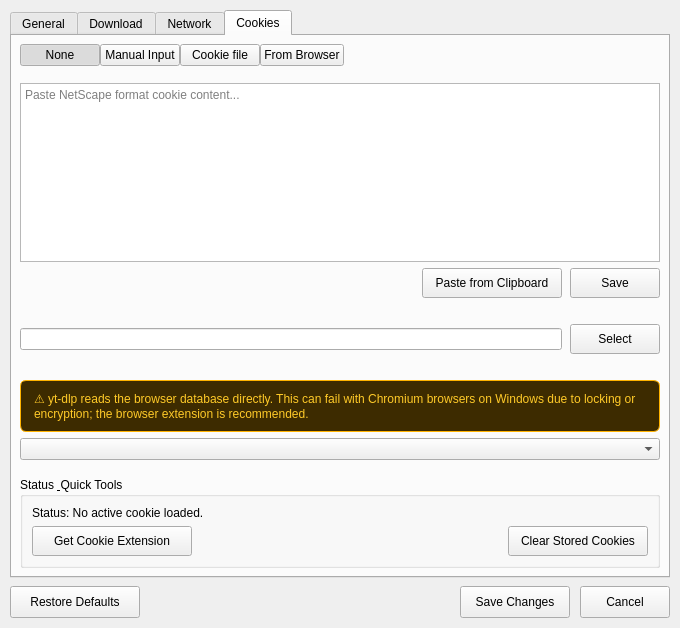
Qt form ui/settings_dialog.ui (YawStar/U-Tube-Downloader) before a commit.
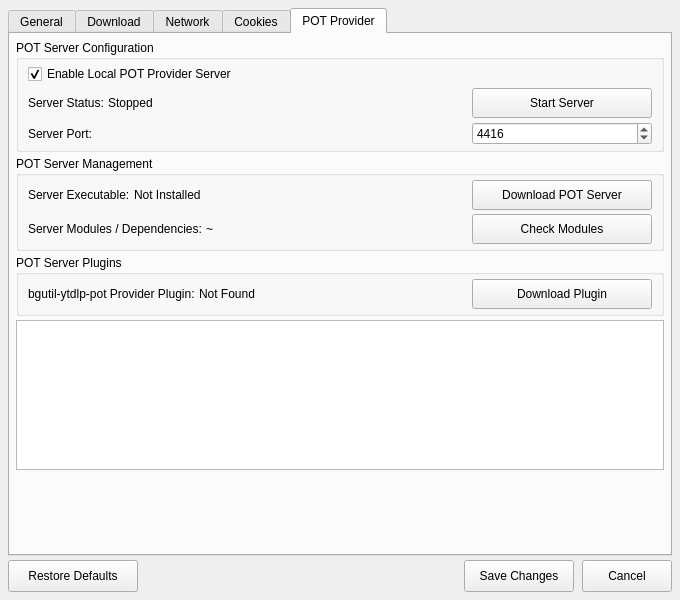
The same form after that commit. The open tabs and pages were chosen to show the change.

```diff
--- a/ui/settings_dialog.ui
+++ b/ui/settings_dialog.ui
@@ -7,7 +7,7 @@
     <x>0</x>
     <y>0</y>
     <width>680</width>
-    <height>628</height>
+    <height>600</height>
    </rect>
   </property>
   <property name="windowTitle">
@@ -15,19 +15,19 @@
   </property>
   <layout class="QVBoxLayout" name="mainLayout">
    <property name="spacing">
-    <number>8</number>
+    <number>4</number>
    </property>
    <property name="leftMargin">
-    <number>10</number>
+    <number>8</number>
    </property>
    <property name="topMargin">
-    <number>10</number>
+    <number>8</number>
    </property>
    <property name="rightMargin">
-    <number>10</number>
+    <number>8</number>
    </property>
    <property name="bottomMargin">
-    <number>10</number>
+    <number>8</number>
    </property>
    <item>
     <widget class="QTabWidget" name="tabWidget">
@@ -929,19 +929,19 @@
       </attribute>
       <layout class="QVBoxLayout" name="cookiesMainLayout">
        <property name="spacing">
-        <number>8</number>
+        <number>4</number>
        </property>
        <property name="leftMargin">
-        <number>8</number>
+        <number>6</number>
        </property>
        <property name="topMargin">
-        <number>8</number>
+        <number>6</number>
        </property>
        <property name="rightMargin">
-        <number>8</number>
+        <number>6</number>
        </property>
        <property name="bottomMargin">
-        <number>8</number>
+        <number>6</number>
        </property>
        <item>
         <layout class="QHBoxLayout" name="cookiesButtonsLayout">
@@ -1025,7 +1025,7 @@
           <item>
            <layout class="QHBoxLayout" name="manualBtnLayout">
             <property name="spacing">
-             <number>8</number>
+             <number>6</number>
             </property>
             <item>
              <spacer name="manualSpacer">
@@ -1075,7 +1075,7 @@
         <widget class="QWidget" name="container_cookie_file" native="true">
          <layout class="QHBoxLayout" name="fileLayout">
           <property name="spacing">
-           <number>8</number>
+           <number>6</number>
           </property>
           <property name="leftMargin">
            <number>0</number>
@@ -1114,7 +1114,7 @@
           <item>
            <widget class="QLabel" name="lbl_browser_warning">
             <property name="styleSheet">
-             <string notr="true">background-color: #3d2b00; color: #ffca28; border: 1px solid #ffb300; border-radius: 6px; padding: 10px;</string>
+             <string notr="true">background-color: #3d2b00; color: #ffca28; border: 1px solid #ffb300; border-radius: 6px; padding: 8px;</string>
             </property>
             <property name="text">
              <string>⚠️ yt-dlp reads the browser database directly. This can fail with Chromium browsers on Windows due to locking or encryption; the browser extension is recommended.</string>
@@ -1133,9 +1133,15 @@
        <item>
         <widget class="QGroupBox" name="groupCookieStatus">
          <property name="title">
-          <string>Status &amp; Quick Tools</string>
+          <string>Status &amp;&amp; Quick Tools</string>
          </property>
          <layout class="QVBoxLayout" name="cookieStatusVLayout">
+          <property name="topMargin">
+           <number>4</number>
+          </property>
+          <property name="bottomMargin">
+           <number>4</number>
+          </property>
           <item>
            <widget class="QLabel" name="lbl_cookie_status">
             <property name="text">
@@ -1149,12 +1155,18 @@
              <widget class="QPushButton" name="btn_get_cookie_ext">
               <property name="minimumSize">
                <size>
-                <width>160</width>
+                <width>210</width>
                 <height>30</height>
                </size>
               </property>
+              <property name="maximumSize">
+               <size>
+                <width>210</width>
+                <height>16777215</height>
+               </size>
+              </property>
               <property name="text">
-               <string>Get Cookie Extension</string>
+               <string>Get YawStar Smart Cookies</string>
               </property>
              </widget>
             </item>
@@ -1175,10 +1187,16 @@
              <widget class="QPushButton" name="btn_clear_cookies">
               <property name="minimumSize">
                <size>
-                <width>140</width>
+                <width>180</width>
                 <height>30</height>
                </size>
               </property>
+              <property name="maximumSize">
+               <size>
+                <width>180</width>
+                <height>16777215</height>
+               </size>
+              </property>
               <property name="text">
                <string>Clear Stored Cookies</string>
               </property>
@@ -1204,12 +1222,367 @@
        </item>
       </layout>
      </widget>
+     <widget class="QWidget" name="tab_pot_provider">
+      <attribute name="title">
+       <string>POT Provider</string>
+      </attribute>
+      <layout class="QVBoxLayout" name="potProviderVLayout">
+       <property name="spacing">
+        <number>4</number>
+       </property>
+       <property name="leftMargin">
+        <number>6</number>
+       </property>
+       <property name="topMargin">
+        <number>6</number>
+       </property>
+       <property name="rightMargin">
+        <number>6</number>
+       </property>
+       <property name="bottomMargin">
+        <number>6</number>
+       </property>
+       <item>
+        <widget class="QGroupBox" name="groupPotServer">
+         <property name="title">
+          <string>POT Server Configuration</string>
+         </property>
+         <layout class="QVBoxLayout" name="potServerVLayout">
+          <property name="spacing">
+           <number>4</number>
+          </property>
+          <property name="topMargin">
+           <number>4</number>
+          </property>
+          <property name="bottomMargin">
+           <number>4</number>
+          </property>
+          <item>
+           <widget class="QCheckBox" name="chk_enable_pot_server">
+            <property name="text">
+             <string>Enable Local POT Provider Server</string>
+            </property>
+            <property name="checked">
+             <bool>true</bool>
+            </property>
+           </widget>
+          </item>
+          <item>
+           <layout class="QHBoxLayout" name="statusRowLayout">
+            <item>
+             <widget class="QLabel" name="lbl_pot_server_status_title">
+              <property name="text">
+               <string>Server Status:</string>
+              </property>
+             </widget>
+            </item>
+            <item>
+             <widget class="QLabel" name="lbl_pot_server_status_val">
+              <property name="text">
+               <string>Stopped</string>
+              </property>
+             </widget>
+            </item>
+            <item>
+             <spacer name="statusSpacer">
+              <property name="orientation">
+               <enum>Qt::Orientation::Horizontal</enum>
+              </property>
+              <property name="sizeHint" stdset="0">
+               <size>
+                <width>0</width>
+                <height>0</height>
+               </size>
+              </property>
+             </spacer>
+            </item>
+            <item>
+             <widget class="QPushButton" name="btn_toggle_pot_server">
+              <property name="minimumSize">
+               <size>
+                <width>180</width>
+                <height>30</height>
+               </size>
+              </property>
+              <property name="maximumSize">
+               <size>
+                <width>180</width>
+                <height>16777215</height>
+               </size>
+              </property>
+              <property name="text">
+               <string>Start Server</string>
+              </property>
+             </widget>
+            </item>
+           </layout>
+          </item>
+          <item>
+           <layout class="QHBoxLayout" name="portRowLayout">
+            <item>
+             <widget class="QLabel" name="lbl_pot_port">
+              <property name="text">
+               <string>Server Port:</string>
+              </property>
+             </widget>
+            </item>
+            <item>
+             <spacer name="portSpacer">
+              <property name="orientation">
+               <enum>Qt::Orientation::Horizontal</enum>
+              </property>
+              <property name="sizeHint" stdset="0">
+               <size>
+                <width>0</width>
+                <height>0</height>
+               </size>
+              </property>
+             </spacer>
+            </item>
+            <item>
+             <widget class="QSpinBox" name="spin_pot_port">
+              <property name="minimumSize">
+               <size>
+                <width>180</width>
+                <height>0</height>
+               </size>
+              </property>
+              <property name="maximum">
+               <number>65535</number>
+              </property>
+              <property name="value">
+               <number>4416</number>
+              </property>
+             </widget>
+            </item>
+           </layout>
+          </item>
+         </layout>
+        </widget>
+       </item>
+       <item>
+        <widget class="QGroupBox" name="groupPotServerMgmt">
+         <property name="title">
+          <string>POT Server Management</string>
+         </property>
+         <layout class="QVBoxLayout" name="potServerMgmtVLayout">
+          <property name="spacing">
+           <number>4</number>
+          </property>
+          <property name="topMargin">
+           <number>4</number>
+          </property>
+          <property name="bottomMargin">
+           <number>4</number>
+          </property>
+          <item>
+           <layout class="QHBoxLayout" name="potServerRow1">
+            <item>
+             <widget class="QLabel" name="lbl_pot_server_info_title">
+              <property name="text">
+               <string>Server Executable:</string>
+              </property>
+             </widget>
+            </item>
+            <item>
+             <widget class="QLabel" name="lbl_pot_server_info_val">
+              <property name="text">
+               <string>Not Installed</string>
+              </property>
+             </widget>
+            </item>
+            <item>
+             <spacer name="potServerMgmtSpacer">
+              <property name="orientation">
+               <enum>Qt::Orientation::Horizontal</enum>
+              </property>
+              <property name="sizeHint" stdset="0">
+               <size>
+                <width>0</width>
+                <height>0</height>
+               </size>
+              </property>
+             </spacer>
+            </item>
+            <item>
+             <widget class="QPushButton" name="btn_download_pot_server">
+              <property name="minimumSize">
+               <size>
+                <width>180</width>
+                <height>30</height>
+               </size>
+              </property>
+              <property name="maximumSize">
+               <size>
+                <width>180</width>
+                <height>16777215</height>
+               </size>
+              </property>
+              <property name="text">
+               <string>Download POT Server</string>
+              </property>
+             </widget>
+            </item>
+           </layout>
+          </item>
+          <item>
+           <layout class="QHBoxLayout" name="pluginRow2">
+            <item>
+             <widget class="QLabel" name="lbl_pot_modules_title">
+              <property name="text">
+               <string>Server Modules / Dependencies:</string>
+              </property>
+             </widget>
+            </item>
+            <item>
+             <widget class="QLabel" name="lbl_pot_modules_val">
+              <property name="text">
+               <string>~</string>
+              </property>
+             </widget>
+            </item>
+            <item>
+             <spacer name="pluginSpacer2">
+              <property name="orientation">
+               <enum>Qt::Orientation::Horizontal</enum>
+              </property>
+              <property name="sizeHint" stdset="0">
+               <size>
+                <width>0</width>
+                <height>0</height>
+               </size>
+              </property>
+             </spacer>
+            </item>
+            <item>
+             <widget class="QPushButton" name="btn_download_modules">
+              <property name="minimumSize">
+               <size>
+                <width>180</width>
+                <height>30</height>
+               </size>
+              </property>
+              <property name="maximumSize">
+               <size>
+                <width>180</width>
+                <height>16777215</height>
+               </size>
+              </property>
+              <property name="text">
+               <string>Check Modules</string>
+              </property>
+             </widget>
+            </item>
+           </layout>
+          </item>
+         </layout>
+        </widget>
+       </item>
+       <item>
+        <widget class="QGroupBox" name="groupPotPlugins">
+         <property name="title">
+          <string>POT Server Plugins</string>
+         </property>
+         <layout class="QVBoxLayout" name="potPluginsVLayout">
+          <property name="spacing">
+           <number>4</number>
+          </property>
+          <property name="topMargin">
+           <number>4</number>
+          </property>
+          <property name="bottomMargin">
+           <number>4</number>
+          </property>
+          <item>
+           <layout class="QHBoxLayout" name="pluginRow1">
+            <item>
+             <widget class="QLabel" name="lbl_bgutil_plugin_title">
+              <property name="text">
+               <string>bgutil-ytdlp-pot Provider Plugin:</string>
+              </property>
+             </widget>
+            </item>
+            <item>
+             <widget class="QLabel" name="lbl_bgutil_plugin_val">
+              <property name="text">
+               <string>Not Found</string>
+              </property>
+             </widget>
+            </item>
+            <item>
+             <spacer name="pluginSpacer1">
+              <property name="orientation">
+               <enum>Qt::Orientation::Horizontal</enum>
+              </property>
+              <property name="sizeHint" stdset="0">
+               <size>
+                <width>0</width>
+                <height>0</height>
+               </size>
+              </property>
+             </spacer>
+            </item>
+            <item>
+             <widget class="QPushButton" name="btn_download_plugin">
+              <property name="minimumSize">
+               <size>
+                <width>180</width>
+                <height>30</height>
+               </size>
+              </property>
+              <property name="maximumSize">
+               <size>
+                <width>180</width>
+                <height>16777215</height>
+               </size>
+              </property>
+              <property name="text">
+               <string>Download Plugin</string>
+              </property>
+             </widget>
+            </item>
+           </layout>
+          </item>
+         </layout>
+        </widget>
+       </item>
+       <item>
+        <widget class="QTextBrowser" name="txtOutputLog">
+         <property name="minimumSize">
+          <size>
+           <width>0</width>
+           <height>150</height>
+          </size>
+         </property>
+         <property name="maximumSize">
+          <size>
+           <width>16777215</width>
+           <height>150</height>
+          </size>
+         </property>
+        </widget>
+       </item>
+       <item>
+        <spacer name="potBottomSpacer">
+         <property name="orientation">
+          <enum>Qt::Orientation::Vertical</enum>
+         </property>
+         <property name="sizeHint" stdset="0">
+          <size>
+           <width>0</width>
+           <height>0</height>
+          </size>
+         </property>
+        </spacer>
+       </item>
+      </layout>
+     </widget>
     </widget>
    </item>
    <item>
     <layout class="QHBoxLayout" name="bottomButtonsLayout">
      <property name="spacing">
-      <number>10</number>
+      <number>8</number>
      </property>
      <item>
       <widget class="QPushButton" name="btn_restore">
```
Left out of the diff: 214 changed lines with no effect on the pictures.
